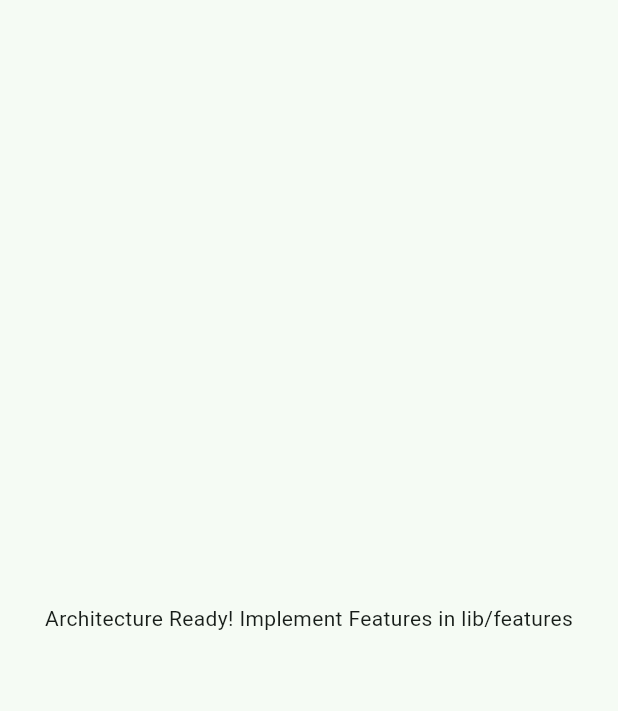
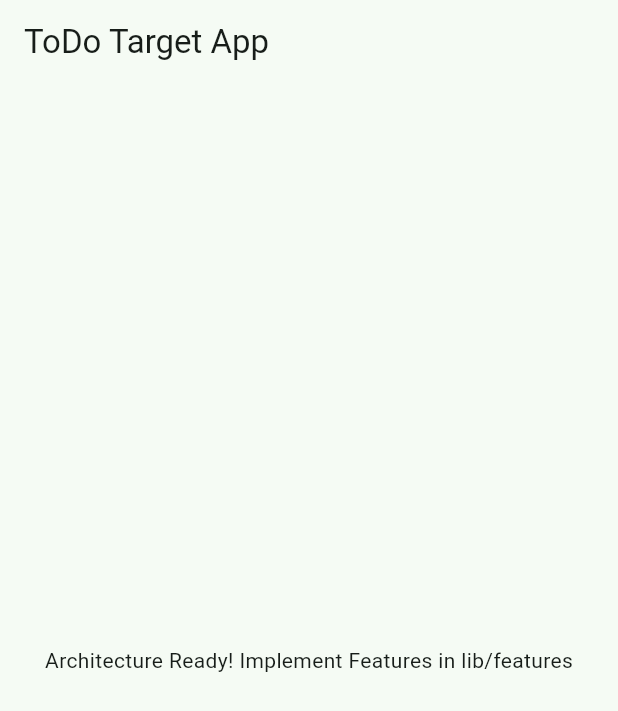
Before and after one commit to pctan9491/PROJ-0001-TTTApp-FE, a Flutter app: the screen it shows after launch, on a phone screen of 412 x 824 dp. Shown: the top 711 px of the screen. Run offline on Flutter 3.47's test engine with Material 3 defaults, Android fonts, the phone set to English and light mode, and no system bars.

Commit message:
Implemented task UI

```diff
--- a/lib/app.dart
+++ b/lib/app.dart
@@ -12,8 +12,12 @@ class ToDoApp extends StatelessWidget {
         colorScheme: ColorScheme.fromSeed(seedColor: const Color.fromARGB(255, 66, 132, 100)),
         useMaterial3: true,
       ),
-      home: const Scaffold(
-        body: Center(
+      home: Scaffold(
+        appBar: AppBar(
+          title: const Text('ToDo Target App'),
+          centerTitle: false,
+        ),
+        body: const Center(
           child: Text('Architecture Ready! Implement Features in lib/features'),
         ),
       ),
```
